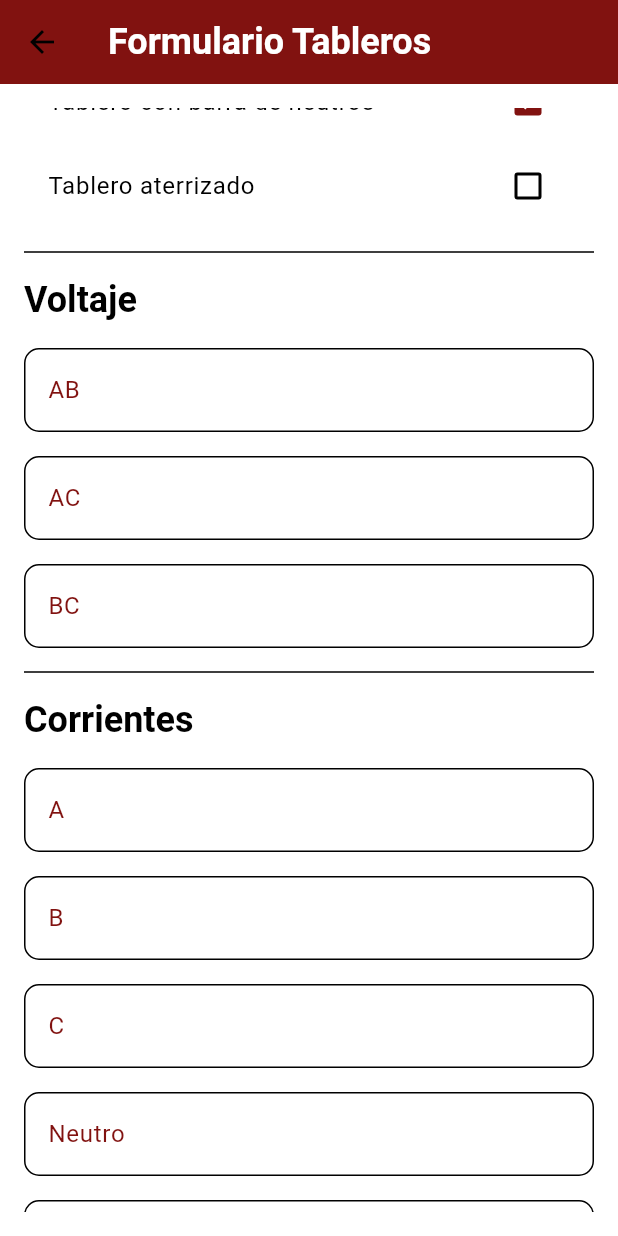
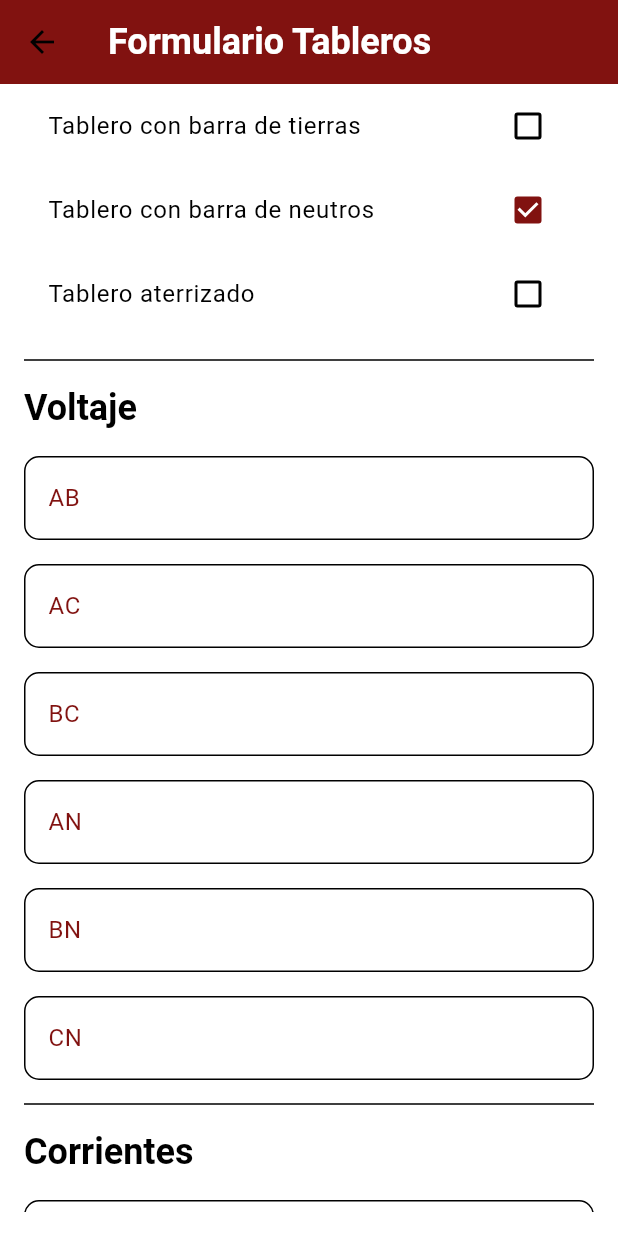
Before and after one commit to GARFEX33/mantenimiento_garfex, a Flutter app: the TableroFormScreen screen opened by its route, scrolled down 576 dp, after a tap on "Tablero con barra de neutros", on a phone screen of 412 x 824 dp. Run offline on Flutter 3.47's test engine with Material 3 defaults, Android fonts, the phone set to English and light mode, and no system bars; our stand-ins replace equatable, flutter_bloc, flutter_dotenv, image_picker, supabase_flutter; accounts and stored records are empty.

Commit message:
primer avance2

```diff
--- a/lib/blocs/formulario_tableros/formulario_tableros_bloc.dart
+++ b/lib/blocs/formulario_tableros/formulario_tableros_bloc.dart
@@ -14,6 +14,7 @@ class FormularioTablerosBloc extends Bloc<FormularioTablerosEvent, FormularioTab
     on<ResetFormulario>(_onResetFormulario);
     on<UpdateMantenimiento>(_onUpdateMantenimiento);
     on<UpdateTablero>(_onUpdateTablero);
+    on<UpdateFecha>(_onUpdateFecha); // Added
     on<UpdateFasesYNeutroIdentificados>(_onUpdateFasesYNeutroIdentificados);
     on<UpdateConductoresPeinados>(_onUpdateConductoresPeinados);
     on<UpdateProteccionesDeAcuerdoAlCalibre>(_onUpdateProteccionesDeAcuerdoAlCalibre);
@@ -24,6 +25,9 @@ class FormularioTablerosBloc extends Bloc<FormularioTablerosEvent, FormularioTab
     on<UpdateAb>(_onUpdateAb);
     on<UpdateAc>(_onUpdateAc);
     on<UpdateBc>(_onUpdateBc);
+    on<UpdateAn>(_onUpdateAn); // Added
+    on<UpdateBn>(_onUpdateBn); // Added
+    on<UpdateCn>(_onUpdateCn); // Added
     on<UpdateA>(_onUpdateA);
     on<UpdateB>(_onUpdateB);
     on<UpdateC>(_onUpdateC);
@@ -80,6 +84,13 @@ class FormularioTablerosBloc extends Bloc<FormularioTablerosEvent, FormularioTab
     final currentState = state;
     if (currentState is FormularioTablerosUpdated) {
       emit(currentState.copyWith(tablero: event.tablero));
+    }
+  }
+
+  void _onUpdateFecha(UpdateFecha event, Emitter<FormularioTablerosState> emit) {
+    final currentState = state;
+    if (currentState is FormularioTablerosUpdated) {
+      emit(currentState.copyWith(fecha: event.fecha));
     }
   }
 
@@ -153,6 +164,27 @@ class FormularioTablerosBloc extends Bloc<FormularioTablerosEvent, FormularioTab
     }
   }
 
+  void _onUpdateAn(UpdateAn event, Emitter<FormularioTablerosState> emit) {
+    final currentState = state;
+    if (currentState is FormularioTablerosUpdated) {
+      emit(currentState.copyWith(an: event.value));
+    }
+  }
+
+  void _onUpdateBn(UpdateBn event, Emitter<FormularioTablerosState> emit) {
+    final currentState = state;
+    if (currentState is FormularioTablerosUpdated) {
+      emit(currentState.copyWith(bn: event.value));
+    }
+  }
+
+  void _onUpdateCn(UpdateCn event, Emitter<FormularioTablerosState> emit) {
+    final currentState = state;
+    if (currentState is FormularioTablerosUpdated) {
+      emit(currentState.copyWith(cn: event.value));
+    }
+  }
+
   void _onUpdateA(UpdateA event, Emitter<FormularioTablerosState> emit) {
     final currentState = state;
     if (currentState is FormularioTablerosUpdated) {
--- a/lib/blocs/formulario_tableros/formulario_tableros_event.dart
+++ b/lib/blocs/formulario_tableros/formulario_tableros_event.dart
@@ -1,20 +1,12 @@
 part of 'formulario_tableros_bloc.dart';
 
 @immutable
-abstract class FormularioTablerosEvent extends Equatable {
-  const FormularioTablerosEvent();
-
-  @override
-  List<Object> get props => [];
-}
+abstract class FormularioTablerosEvent {}
 
 class EnviarFormulario extends FormularioTablerosEvent {
   final MantenimientoTablero mantenimientoTablero;
 
-  const EnviarFormulario({required this.mantenimientoTablero});
-
-  @override
-  List<Object> get props => [mantenimientoTablero];
+  EnviarFormulario({required this.mantenimientoTablero});
 }
 
 class CargarMantenimientos extends FormularioTablerosEvent {}
@@ -24,197 +16,155 @@ class ResetFormulario extends FormularioTablerosEvent {}
 class UpdateMantenimiento extends FormularioTablerosEvent {
   final String mantenimiento;
 
-  const UpdateMantenimiento(this.mantenimiento);
-
-  @override
-  List<Object> get props => [mantenimiento];
+  UpdateMantenimiento(this.mantenimiento);
 }
 
 class UpdateTablero extends FormularioTablerosEvent {
   final String tablero;
 
-  const UpdateTablero(this.tablero);
+  UpdateTablero(this.tablero);
+}
 
-  @override
-  List<Object> get props => [tablero];
+class UpdateFecha extends FormularioTablerosEvent {
+  final DateTime fecha;
+
+  UpdateFecha(this.fecha);
 }
 
 class UpdateFasesYNeutroIdentificados extends FormularioTablerosEvent {
   final bool value;
 
-  const UpdateFasesYNeutroIdentificados(this.value);
-
-  @override
-  List<Object> get props => [value];
+  UpdateFasesYNeutroIdentificados(this.value);
 }
 
 class UpdateConductoresPeinados extends FormularioTablerosEvent {
   final bool value;
 
-  const UpdateConductoresPeinados(this.value);
-
-  @override
-  List<Object> get props => [value];
+  UpdateConductoresPeinados(this.value);
 }
 
 class UpdateProteccionesDeAcuerdoAlCalibre extends FormularioTablerosEvent {
   final bool value;
 
-  const UpdateProteccionesDeAcuerdoAlCalibre(this.value);
-
-  @override
-  List<Object> get props => [value];
+  UpdateProteccionesDeAcuerdoAlCalibre(this.value);
 }
 
 class UpdateDirectorioDeCircuitos extends FormularioTablerosEvent {
   final bool value;
 
-  const UpdateDirectorioDeCircuitos(this.value);
-
-  @override
-  List<Object> get props => [value];
+  UpdateDirectorioDeCircuitos(this.value);
 }
 
 class UpdateTableroConBarraDeTierras extends FormularioTablerosEvent {
   final bool value;
 
-  const UpdateTableroConBarraDeTierras(this.value);
-
-  @override
-  List<Object> get props => [value];
+  UpdateTableroConBarraDeTierras(this.value);
 }
 
 class UpdateTableroConBarraDeNeutros extends FormularioTablerosEvent {
   final bool value;
 
-  const UpdateTableroConBarraDeNeutros(this.value);
-
-  @override
-  List<Object> get props => [value];
+  UpdateTableroConBarraDeNeutros(this.value);
 }
 
 class UpdateTableroAterrizado extends FormularioTablerosEvent {
   final bool value;
 
-  const UpdateTableroAterrizado(this.value);
-
-  @override
-  List<Object> get props => [value];
+  UpdateTableroAterrizado(this.value);
 }
 
 class UpdateAb extends FormularioTablerosEvent {
   final double value;
 
-  const UpdateAb(this.value);
-
-  @override
-  List<Object> get props => [value];
+  UpdateAb(this.value);
 }
 
 class UpdateAc extends FormularioTablerosEvent {
   final double value;
 
-  const UpdateAc(this.value);
-
-  @override
-  List<Object> get props => [value];
+  UpdateAc(this.value);
 }
 
 class UpdateBc extends FormularioTablerosEvent {
   final double value;
 
-  const UpdateBc(this.value);
+  UpdateBc(this.value);
+}
 
-  @override
-  List<Object> get props => [value];
+class UpdateAn extends FormularioTablerosEvent {
+  final double value;
+
+  UpdateAn(this.value);
+}
+
+class UpdateBn extends FormularioTablerosEvent {
+  final double value;
+
+  UpdateBn(this.value);
+}
+
+class UpdateCn extends FormularioTablerosEvent {
+  final double value;
+
+  UpdateCn(this.value);
 }
 
 class UpdateA extends FormularioTablerosEvent {
   final double value;
 
-  const UpdateA(this.value);
-
-  @override
-  List<Object> get props => [value];
+  UpdateA(this.value);
 }
 
 class UpdateB extends FormularioTablerosEvent {
   final double value;
 
-  const UpdateB(this.value);
-
-  @override
-  List<Object> get props => [value];
+  UpdateB(this.value);
 }
 
 class UpdateC extends FormularioTablerosEvent {
   final double value;
 
-  const UpdateC(this.value);
-
-  @override
-  List<Object> get props => [value];
+  UpdateC(this.value);
 }
 
 class UpdateNeutro extends FormularioTablerosEvent {
   final double value;
 
-  const UpdateNeutro(this.value);
-
-  @override
-  List<Object> get props => [value];
+  UpdateNeutro(this.value);
 }
 
 class UpdateTierraFisica extends FormularioTablerosEvent {
   final double value;
 
-  const UpdateTierraFisica(this.value);
-
-  @override
-  List<Object> get props => [value];
+  UpdateTierraFisica(this.value);
 }
 
 class UpdateFotoAntes extends FormularioTablerosEvent {
   final List<int> value;
 
-  const UpdateFotoAntes(this.value);
-
-  @override
-  List<Object> get props => [value];
+  UpdateFotoAntes(this.value);
 }
 
 class UpdateFotoDespues extends FormularioTablerosEvent {
   final List<int> value;
 
-  const UpdateFotoDespues(this.value);
-
-  @override
-  List<Object> get props => [value];
+  UpdateFotoDespues(this.value);
 }
 
 class UpdateTermoAntes extends FormularioTablerosEvent {
   final String value;
 
-  const UpdateTermoAntes(this.value);
-
-  @override
-  List<Object> get props => [value];
+  UpdateTermoAntes(this.value);
 }
 
 class UpdateTermoDespues extends FormularioTablerosEvent {
   final String value;
 
-  const UpdateTermoDespues(this.value);
-
-  @override
-  List<Object> get props => [value];
+  UpdateTermoDespues(this.value);
 }
 
 class UpdateObservaciones extends FormularioTablerosEvent {
   final String value;
 
-  const UpdateObservaciones(this.value);
-
-  @override
-  List<Object> get props => [value];
+  UpdateObservaciones(this.value);
 }
--- a/lib/blocs/formulario_tableros/formulario_tableros_state.dart
+++ b/lib/blocs/formulario_tableros/formulario_tableros_state.dart
@@ -12,20 +12,9 @@ class FormularioTablerosInitial extends FormularioTablerosState {}
 
 class FormularioTablerosCargando extends FormularioTablerosState {}
 
-class FormularioTablerosExito extends FormularioTablerosState {}
-
-class FormularioTablerosError extends FormularioTablerosState {
-  final String error;
-
-  const FormularioTablerosError({required this.error});
-
-  @override
-  List<Object> get props => [error];
-}
-
 class FormularioTablerosUpdated extends FormularioTablerosState {
+  final List<String> mantenimientos;
   final String mantenimiento;
-  final List<String> mantenimientos;
   final String tablero;
   final DateTime fecha;
   final bool fasesYNeutroIdentificados;
@@ -38,6 +27,9 @@ class FormularioTablerosUpdated extends FormularioTablerosState {
   final double ab;
   final double ac;
   final double bc;
+  final double an;
+  final double bn;
+  final double cn;
   final double a;
   final double b;
   final double c;
@@ -49,11 +41,11 @@ class FormularioTablerosUpdated extends FormularioTablerosState {
   final String termoDespues;
   final String observaciones;
 
-  const FormularioTablerosUpdated({
+  FormularioTablerosUpdated({
+    this.mantenimientos = const [],
     this.mantenimiento = '',
-    this.mantenimientos = const [],
     this.tablero = '',
-    required this.fecha,
+    DateTime? fecha,
     this.fasesYNeutroIdentificados = false,
     this.conductoresPeinados = false,
     this.proteccionesDeAcuerdoAlCalibre = false,
@@ -64,6 +56,9 @@ class FormularioTablerosUpdated extends FormularioTablerosState {
     this.ab = 0.0,
     this.ac = 0.0,
     this.bc = 0.0,
+    this.an = 0.0,
+    this.bn = 0.0,
+    this.cn = 0.0,
     this.a = 0.0,
     this.b = 0.0,
     this.c = 0.0,
@@ -74,11 +69,11 @@ class FormularioTablerosUpdated extends FormularioTablerosState {
     this.termoAntes = '',
     this.termoDespues = '',
     this.observaciones = '',
-  });
+  }) : fecha = fecha ?? DateTime.now();
 
   FormularioTablerosUpdated copyWith({
+    List<String>? mantenimientos,
     String? mantenimiento,
-    List<String>? mantenimientos,
     String? tablero,
     DateTime? fecha,
     bool? fasesYNeutroIdentificados,
@@ -91,6 +86,9 @@ class FormularioTablerosUpdated extends FormularioTablerosState {
     double? ab,
     double? ac,
     double? bc,
+    double? an,
+    double? bn,
+    double? cn,
     double? a,
     double? b,
     double? c,
@@ -103,8 +101,8 @@ class FormularioTablerosUpdated extends FormularioTablerosState {
     String? observaciones,
   }) {
     return FormularioTablerosUpdated(
+      mantenimientos: mantenimientos ?? this.mantenimientos,
       mantenimiento: mantenimiento ?? this.mantenimiento,
-      mantenimientos: mantenimientos ?? this.mantenimientos,
       tablero: tablero ?? this.tablero,
       fecha: fecha ?? this.fecha,
       fasesYNeutroIdentificados: fasesYNeutroIdentificados ?? this.fasesYNeutroIdentificados,
@@ -117,6 +115,9 @@ class FormularioTablerosUpdated extends FormularioTablerosState {
       ab: ab ?? this.ab,
       ac: ac ?? this.ac,
       bc: bc ?? this.bc,
+      an: an ?? this.an,
+      bn: bn ?? this.bn,
+      cn: cn ?? this.cn,
       a: a ?? this.a,
       b: b ?? this.b,
       c: c ?? this.c,
@@ -132,8 +133,8 @@ class FormularioTablerosUpdated extends FormularioTablerosState {
 
   @override
   List<Object> get props => [
+        mantenimientos,
         mantenimiento,
-        mantenimientos,
         tablero,
         fecha,
         fasesYNeutroIdentificados,
@@ -146,6 +147,9 @@ class FormularioTablerosUpdated extends FormularioTablerosState {
         ab,
         ac,
         bc,
+        an,
+        bn,
+        cn,
         a,
         b,
         c,
@@ -158,3 +162,14 @@ class FormularioTablerosUpdated extends FormularioTablerosState {
         observaciones,
       ];
 }
+
+class FormularioTablerosExito extends FormularioTablerosState {}
+
+class FormularioTablerosError extends FormularioTablerosState {
+  final String error;
+
+  FormularioTablerosError({required this.error});
+
+  @override
+  List<Object> get props => [error];
+}
--- a/lib/models/mantenimiento_tablero.dart
+++ b/lib/models/mantenimiento_tablero.dart
@@ -1,5 +1,3 @@
-import 'dart:convert';
-
 class MantenimientoTablero {
   final String mantenimiento;
   final String tablero;
@@ -14,6 +12,9 @@ class MantenimientoTablero {
   final double ab;
   final double ac;
   final double bc;
+  final double an; // Agregado
+  final double bn; // Agregado
+  final double cn; // Agregado
   final double a;
   final double b;
   final double c;
@@ -39,6 +40,9 @@ class MantenimientoTablero {
     required this.ab,
     required this.ac,
     required this.bc,
+    required this.an, // Agregado
+    required this.bn, // Agregado
+    required this.cn, // Agregado
     required this.a,
     required this.b,
     required this.c,
@@ -66,6 +70,9 @@ class MantenimientoTablero {
       'ab': ab,
       'ac': ac,
       'bc': bc,
+      'an': an, // Agregado
+      'bn': bn, // Agregado
+      'cn': cn, // Agregado
       'a': a,
       'b': b,
       'c': c,
@@ -94,6 +101,9 @@ class MantenimientoTablero {
       ab: json['ab'],
       ac: json['ac'],
       bc: json['bc'],
+      an: json['an'], // Agregado
+      bn: json['bn'], // Agregado
+      cn: json['cn'], // Agregado
       a: json['a'],
       b: json['b'],
       c: json['c'],
--- a/lib/screens/tablero_form_screen.dart
+++ b/lib/screens/tablero_form_screen.dart
@@ -1,15 +1,27 @@
-import 'dart:convert';
 import 'package:flutter/material.dart';
 import 'package:flutter_bloc/flutter_bloc.dart';
 import 'package:image_picker/image_picker.dart';
+import 'package:intl/intl.dart';
 import 'package:mantenimiento_garfex/blocs/formulario_tableros/formulario_tableros_bloc.dart';
 import 'package:mantenimiento_garfex/models/mantenimiento_tablero.dart';
 import 'package:mantenimiento_garfex/widgets/custom_button.dart';
 import 'package:mantenimiento_garfex/widgets/loading_indicator.dart';
 
-class TableroFormScreen extends StatelessWidget {
+class TableroFormScreen extends StatefulWidget {
+  @override
+  _TableroFormScreenState createState() => _TableroFormScreenState();
+}
+
+class _TableroFormScreenState extends State<TableroFormScreen> {
   final _formKey = GlobalKey<FormState>();
   final ImagePicker _picker = ImagePicker();
+  late TextEditingController _dateController;
+
+  @override
+  void initState() {
+    super.initState();
+    _dateController = TextEditingController(text: DateFormat('yyyy-MM-dd').format(DateTime.now()));
+  }
 
   Future<void> _pickImage(BuildContext context, bool isBefore) async {
     final pickedFile = await _picker.pickImage(source: ImageSource.gallery);
@@ -20,6 +32,21 @@ class TableroFormScreen extends StatelessWidget {
       } else {
         context.read<FormularioTablerosBloc>().add(UpdateFotoDespues(bytes));
       }
+    }
+  }
+
+  Future<void> _selectDate(BuildContext context) async {
+    final DateTime? picked = await showDatePicker(
+      context: context,
+      initialDate: DateTime.now(),
+      firstDate: DateTime(2000),
+      lastDate: DateTime(2101),
+    );
+    if (picked != null && picked != DateTime.now()) {
+      setState(() {
+        _dateController.text = DateFormat('yyyy-MM-dd').format(picked);
+      });
+      context.read<FormularioTablerosBloc>().add(UpdateFecha(picked));
     }
   }
 
@@ -77,6 +104,18 @@ class TableroFormScreen extends StatelessWidget {
                           context.read<FormularioTablerosBloc>().add(UpdateTablero(value));
                         },
                         validator: (value) => value!.isEmpty ? 'Este campo es obligatorio' : null,
+                      ),
+                      SizedBox(height: 16.0),
+                      TextFormField(
+                        controller: _dateController,
+                        decoration: InputDecoration(
+                          labelText: 'Fecha',
+                          suffixIcon: IconButton(
+                            icon: Icon(Icons.calendar_today),
+                            onPressed: () => _selectDate(context),
+                          ),
+                        ),
+                        readOnly: true,
                       ),
                       Divider(height: 32.0),
                       Text(
@@ -162,6 +201,33 @@ class TableroFormScreen extends StatelessWidget {
                         keyboardType: TextInputType.number,
                         onChanged: (value) {
                           context.read<FormularioTablerosBloc>().add(UpdateBc(double.tryParse(value) ?? 0.0));
+                        },
+                        validator: (value) => value!.isEmpty ? 'Este campo es obligatorio' : null,
+                      ),
+                      SizedBox(height: 16.0),
+                      TextFormField(
+                        decoration: InputDecoration(labelText: 'AN'),
+                        keyboardType: TextInputType.number,
+                        onChanged: (value) {
+                          context.read<FormularioTablerosBloc>().add(UpdateAn(double.tryParse(value) ?? 0.0));
+                        },
+                        validator: (value) => value!.isEmpty ? 'Este campo es obligatorio' : null,
+                      ),
+                      SizedBox(height: 16.0),
+                      TextFormField(
+                        decoration: InputDecoration(labelText: 'BN'),
+                        keyboardType: TextInputType.number,
+                        onChanged: (value) {
+                          context.read<FormularioTablerosBloc>().add(UpdateBn(double.tryParse(value) ?? 0.0));
+                        },
+                        validator: (value) => value!.isEmpty ? 'Este campo es obligatorio' : null,
+                      ),
+                      SizedBox(height: 16.0),
+                      TextFormField(
+                        decoration: InputDecoration(labelText: 'CN'),
+                        keyboardType: TextInputType.number,
+                        onChanged: (value) {
+                          context.read<FormularioTablerosBloc>().add(UpdateCn(double.tryParse(value) ?? 0.0));
                         },
                         validator: (value) => value!.isEmpty ? 'Este campo es obligatorio' : null,
                       ),
@@ -287,6 +353,9 @@ class TableroFormScreen extends StatelessWidget {
                               ab: stateUpdated.ab,
                               ac: stateUpdated.ac,
                               bc: stateUpdated.bc,
+                              an: stateUpdated.an,
+                              bn: stateUpdated.bn,
+                              cn: stateUpdated.cn,
                               a: stateUpdated.a,
                               b: stateUpdated.b,
                               c: stateUpdated.c,
--- a/pubspec.yaml
+++ b/pubspec.yaml
@@ -23,6 +23,7 @@ dependencies:
   flutter_bloc: ^8.1.6
   flutter_dotenv: ^5.1.0
   image_picker: ^1.1.2
+  intl: ^0.19.0
   meta: ^1.12.0
   supabase_flutter: ^2.5.11
 
```
Also changed, not shown: pubspec.lock, 1 other file.
